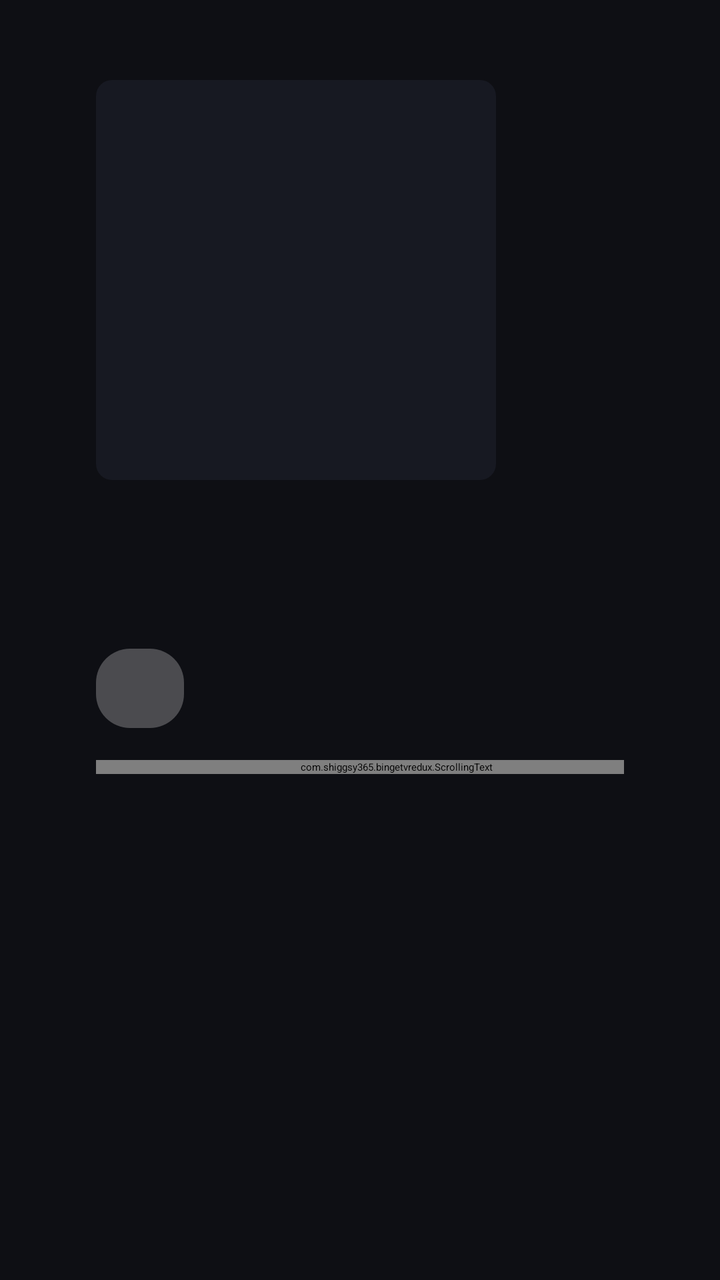
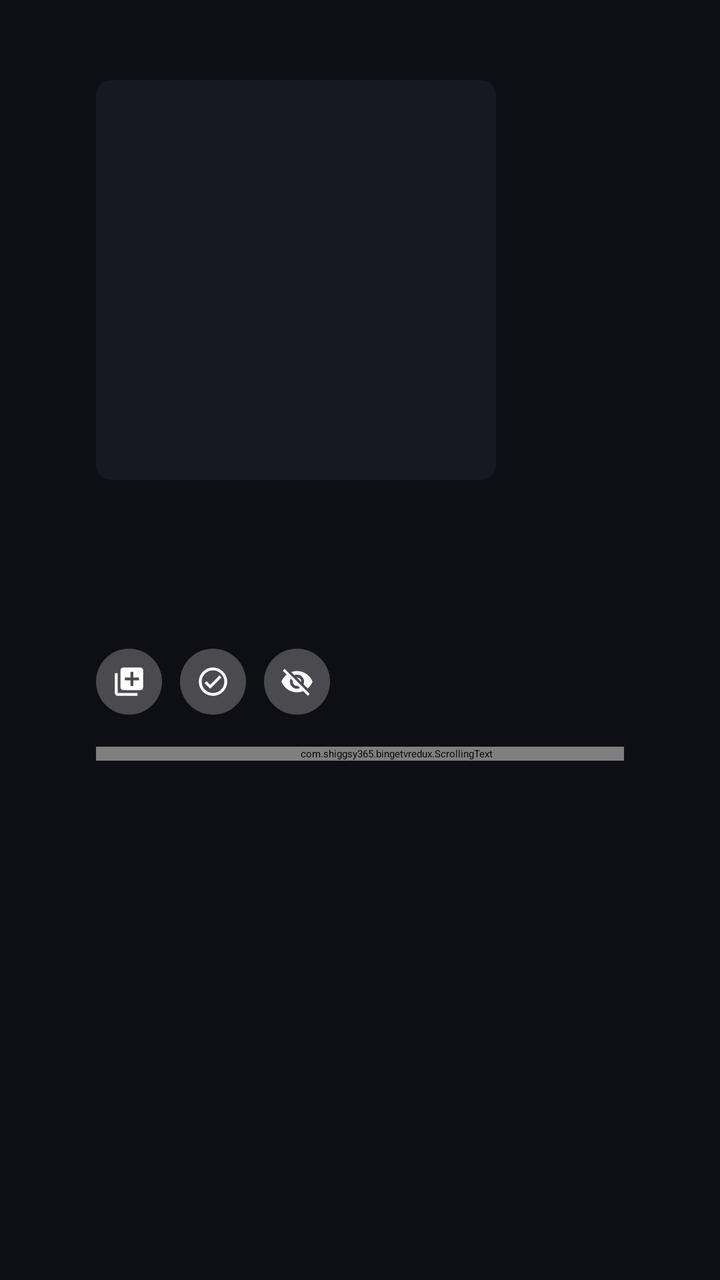

Compare the two renders of this Android layout. The source of the first and the diff that turns it into the second are given below.
<!-- AndroidManifest.xml: application theme Theme.Leanback -->
<!-- res/layout/podcast_activity.xml -->
<?xml version="1.0" encoding="utf-8"?>
<FrameLayout xmlns:android="http://schemas.android.com/apk/res/android"
    android:layout_width="match_parent"
    android:layout_height="match_parent"
    android:background="@color/guide_background">

    <ImageView
        android:id="@+id/backdrop"
        android:layout_width="match_parent"
        android:layout_height="match_parent"
        android:alpha="0.25"
        android:importantForAccessibility="no"
        android:scaleType="centerCrop" />

    <LinearLayout
        android:layout_width="match_parent"
        android:layout_height="match_parent"
        android:orientation="horizontal"
        android:paddingStart="@dimen/screen_margin"
        android:paddingTop="40dp"
        android:paddingEnd="@dimen/screen_margin">

        <LinearLayout
            android:layout_width="300dp"
            android:layout_height="match_parent"
            android:orientation="vertical">

            <ImageView
                android:id="@+id/artwork"
                android:layout_width="200dp"
                android:layout_height="200dp"
                android:background="@drawable/card_placeholder"
                android:importantForAccessibility="no"
                android:scaleType="centerCrop" />

            <TextView
                android:id="@+id/title"
                android:layout_width="match_parent"
                android:layout_height="wrap_content"
                android:layout_marginTop="16dp"
                android:ellipsize="end"
                android:fontFamily="sans-serif-medium"
                android:maxLines="2"
                android:textColor="#FFFFFFFF"
                android:textSize="22sp" />

            <TextView
                android:id="@+id/author"
                android:layout_width="match_parent"
                android:layout_height="wrap_content"
                android:layout_marginTop="4dp"
                android:ellipsize="end"
                android:maxLines="1"
                android:textColor="@color/guide_muted"
                android:textSize="14sp" />

            <TextView
                android:id="@+id/subscribe"
                style="@style/ActionButton"
                android:layout_width="wrap_content"
                android:layout_height="wrap_content"
                android:layout_marginTop="16dp"
                android:background="@drawable/info_pill"
                android:focusable="true"
                android:textColor="#FFFFFFFF" />

            <com.shiggsy365.bingetvredux.ScrollingText
                android:id="@+id/notes"
                android:layout_width="match_parent"
                android:layout_height="wrap_content"
                android:layout_marginTop="16dp"
                android:ellipsize="end"
                android:lineSpacingExtra="1dp"
                android:maxLines="8"
                android:textColor="@color/guide_text"
                android:textSize="13sp" />
        </LinearLayout>

        <LinearLayout
            android:layout_width="0dp"
            android:layout_height="match_parent"
            android:layout_marginStart="40dp"
            android:layout_weight="1"
            android:orientation="vertical">

            <TextView
                android:id="@+id/status"
                android:layout_width="wrap_content"
                android:layout_height="wrap_content"
                android:text="Loading…"
                android:textColor="@color/guide_muted"
                android:textSize="14sp" />

            <androidx.leanback.widget.VerticalGridView
                android:id="@+id/episodes"
                android:layout_width="match_parent"
                android:layout_height="match_parent"
                android:layout_marginTop="8dp"
                android:clipToPadding="false"
                android:paddingBottom="40dp" />
        </LinearLayout>
    </LinearLayout>
</FrameLayout>
<!-- resources referenced by this layout -->
<resources>
  <color name="guide_background">#FF0E0F14</color>
  <color name="guide_muted">#FF8D90A0</color>
  <color name="guide_text">#FFECEDF3</color>
  <dimen name="screen_margin">48dp</dimen>
  <!-- drawable card_placeholder (drawable) -->
  <?xml version="1.0" encoding="utf-8"?>
  <shape xmlns:android="http://schemas.android.com/apk/res/android" android:shape="rectangle">
      <corners android:radius="8dp" />
      <solid android:color="@color/guide_panel" />
  </shape>
  <!-- drawable info_pill (drawable) -->
  <?xml version="1.0" encoding="utf-8"?>
  <selector xmlns:android="http://schemas.android.com/apk/res/android">
      <item android:state_focused="true">
          <shape android:shape="rectangle">
              <corners android:radius="17dp" />
              <solid android:color="@color/guide_accent" />
          </shape>
      </item>
      <item>
          <shape android:shape="rectangle">
              <corners android:radius="17dp" />
              <solid android:color="#40FFFFFF" />
          </shape>
      </item>
  </selector>
  <style name="ActionButton" parent="OsdButton">
          <item name="android:paddingStart">22dp</item>
          <item name="android:paddingEnd">22dp</item>
          <item name="android:paddingTop">9dp</item>
          <item name="android:paddingBottom">9dp</item>
          <item name="android:layout_marginEnd">12dp</item>
          <item name="android:textSize">16sp</item>
      </style>
  <color name="guide_panel">#FF171922</color>
  <color name="guide_accent">#FFE31E2D</color>
  <style name="OsdButton" parent="">
          <item name="android:layout_width">wrap_content</item>
          <item name="android:layout_height">wrap_content</item>
          <item name="android:layout_marginEnd">8dp</item>
          <item name="android:background">@drawable/guide_chip</item>
          <item name="android:focusable">true</item>
          <item name="android:paddingStart">14dp</item>
          <item name="android:paddingEnd">14dp</item>
          <item name="android:paddingTop">5dp</item>
          <item name="android:paddingBottom">5dp</item>
          <item name="android:textColor">@color/guide_chip_text</item>
          <item name="android:textSize">13sp</item>
          <item name="android:fontFamily">sans-serif-medium</item>
      </style>
  <!-- drawable guide_chip (drawable) -->
  <?xml version="1.0" encoding="utf-8"?>
  <selector xmlns:android="http://schemas.android.com/apk/res/android">
      <item android:state_focused="true">
          <shape android:shape="rectangle">
              <corners android:radius="14dp" />
              <solid android:color="@color/guide_focus" />
          </shape>
      </item>
      <item android:state_selected="true">
          <shape android:shape="rectangle">
              <corners android:radius="14dp" />
              <solid android:color="#26FFFFFF" />
          </shape>
      </item>
      <item>
          <shape android:shape="rectangle">
              <corners android:radius="14dp" />
              <stroke android:width="1dp" android:color="#33FFFFFF" />
          </shape>
      </item>
  </selector>
  <color name="guide_focus">#FFE31E2D</color>
</resources>

<!-- the commit's change to res/layout/podcast_activity.xml (unified diff, before → after) -->
@@ -54,15 +54,44 @@
                 android:textColor="@color/guide_muted"
                 android:textSize="14sp" />
 
-            <TextView
-                android:id="@+id/subscribe"
-                style="@style/ActionButton"
-                android:layout_width="wrap_content"
-                android:layout_height="wrap_content"
+            
+            <LinearLayout
+                android:layout_width="match_parent"
+                android:layout_height="33dp"
                 android:layout_marginTop="16dp"
-                android:background="@drawable/info_pill"
-                android:focusable="true"
-                android:textColor="#FFFFFFFF" />
+                android:gravity="center_vertical"
+                android:orientation="horizontal">
+
+                <ImageView
+                    android:id="@+id/subscribe"
+                    style="@style/InfoRoundButton"
+                    android:layout_marginStart="0dp"
+                    android:contentDescription="Subscribe"
+                    android:src="@drawable/ic_subscribe" />
+
+                <ImageView
+                    android:id="@+id/listened"
+                    style="@style/InfoRoundButton"
+                    android:contentDescription="Mark all listened"
+                    android:src="@drawable/ic_watched" />
+
+                <ImageView
+                    android:id="@+id/hide_played"
+                    style="@style/InfoRoundButton"
+                    android:contentDescription="Hide played"
+                    android:src="@drawable/ic_hide" />
+
+                <TextView
+                    android:id="@+id/hint"
+                    android:layout_width="0dp"
+                    android:layout_height="wrap_content"
+                    android:layout_marginStart="14dp"
+                    android:layout_weight="1"
+                    android:ellipsize="end"
+                    android:singleLine="true"
+                    android:textColor="#FFB4B4B4"
+                    android:textSize="14sp" />
+            </LinearLayout>
 
             <com.shiggsy365.bingetvredux.ScrollingText
                 android:id="@+id/notes"
<!-- resource entries referenced after the edit -->
@@ -10,68 +10,63 @@
       <corners android:radius="8dp" />
       <solid android:color="@color/guide_panel" />
   </shape>
-  <!-- drawable info_pill (drawable) -->
+  <!-- drawable ic_hide (drawable) -->
+  <?xml version="1.0" encoding="utf-8"?>
+  <vector xmlns:android="http://schemas.android.com/apk/res/android"
+      android:width="24dp"
+      android:height="24dp"
+      android:viewportWidth="24"
+      android:viewportHeight="24">
+      <path
+          android:fillColor="#FFFFFFFF"
+          android:pathData="M12,7c2.76,0 5,2.24 5,5 0,0.65 -0.13,1.26 -0.36,1.83l2.92,2.92c1.51,-1.26 2.7,-2.89 3.43,-4.75 -1.73,-4.39 -6,-7.5 -11,-7.5 -1.4,0 -2.74,0.25 -3.98,0.7l2.16,2.16C10.74,7.13 11.35,7 12,7zM2,4.27l2.28,2.28 0.46,0.46C3.08,8.3 1.78,10.02 1,12c1.73,4.39 6,7.5 11,7.5 1.55,0 3.03,-0.3 4.38,-0.84l0.42,0.42L19.73,22 21,20.73 3.27,3 2,4.27zM7.53,9.8l1.55,1.55c-0.05,0.21 -0.08,0.43 -0.08,0.65 0,1.66 1.34,3 3,3 0.22,0 0.44,-0.03 0.65,-0.08l1.55,1.55c-0.67,0.33 -1.41,0.53 -2.2,0.53 -2.76,0 -5,-2.24 -5,-5 0,-0.79 0.2,-1.53 0.53,-2.2zM11.84,9.02l3.15,3.15 0.02,-0.16c0,-1.66 -1.34,-3 -3,-3l-0.17,0.01z" />
+  </vector>
+  <!-- drawable ic_subscribe (drawable) -->
+  <?xml version="1.0" encoding="utf-8"?>
+  <vector xmlns:android="http://schemas.android.com/apk/res/android"
+      android:width="24dp"
+      android:height="24dp"
+      android:viewportWidth="24"
+      android:viewportHeight="24">
+      <path
+          android:fillColor="#FFFFFFFF"
+          android:pathData="M4,6H2v14c0,1.1 0.9,2 2,2h14v-2H4V6zM20,2H8c-1.1,0 -2,0.9 -2,2v12c0,1.1 0.9,2 2,2h12c1.1,0 2,-0.9 2,-2V4c0,-1.1 -0.9,-2 -2,-2zM19,11h-4v4h-2v-4H9V9h4V5h2v4h4v2z" />
+  </vector>
+  <!-- drawable ic_watched (drawable) -->
+  <?xml version="1.0" encoding="utf-8"?>
+  <vector xmlns:android="http://schemas.android.com/apk/res/android"
+      android:width="24dp"
+      android:height="24dp"
+      android:viewportWidth="24"
+      android:viewportHeight="24">
+      <path
+          android:fillColor="#FFFFFFFF"
+          android:pathData="M12,2C6.48,2 2,6.48 2,12s4.48,10 10,10 10,-4.48 10,-10S17.52,2 12,2zM12,20c-4.41,0 -8,-3.59 -8,-8s3.59,-8 8,-8 8,3.59 8,8 -3.59,8 -8,8zM16.59,7.58L10,14.17l-2.59,-2.58L6,13l4,4 8,-8z" />
+  </vector>
+  <style name="InfoRoundButton" parent="">
+          <item name="android:layout_width">33dp</item>
+          <item name="android:layout_height">33dp</item>
+          <item name="android:layout_marginStart">9dp</item>
+          <item name="android:background">@drawable/info_round</item>
+          <item name="android:focusable">true</item>
+          <item name="android:padding">8dp</item>
+          <item name="android:scaleType">fitCenter</item>
+      </style>
+  <color name="guide_panel">#FF171922</color>
+  <!-- drawable info_round (drawable) -->
   <?xml version="1.0" encoding="utf-8"?>
   <selector xmlns:android="http://schemas.android.com/apk/res/android">
       <item android:state_focused="true">
-          <shape android:shape="rectangle">
-              <corners android:radius="17dp" />
+          <shape android:shape="oval">
               <solid android:color="@color/guide_accent" />
           </shape>
       </item>
       <item>
-          <shape android:shape="rectangle">
-              <corners android:radius="17dp" />
+          <shape android:shape="oval">
               <solid android:color="#40FFFFFF" />
           </shape>
       </item>
   </selector>
-  <style name="ActionButton" parent="OsdButton">
-          <item name="android:paddingStart">22dp</item>
-          <item name="android:paddingEnd">22dp</item>
-          <item name="android:paddingTop">9dp</item>
-          <item name="android:paddingBottom">9dp</item>
-          <item name="android:layout_marginEnd">12dp</item>
-          <item name="android:textSize">16sp</item>
-      </style>
-  <color name="guide_panel">#FF171922</color>
   <color name="guide_accent">#FFE31E2D</color>
-  <style name="OsdButton" parent="">
-          <item name="android:layout_width">wrap_content</item>
-          <item name="android:layout_height">wrap_content</item>
-          <item name="android:layout_marginEnd">8dp</item>
-          <item name="android:background">@drawable/guide_chip</item>
-          <item name="android:focusable">true</item>
-          <item name="android:paddingStart">14dp</item>
-          <item name="android:paddingEnd">14dp</item>
-          <item name="android:paddingTop">5dp</item>
-          <item name="android:paddingBottom">5dp</item>
-          <item name="android:textColor">@color/guide_chip_text</item>
-          <item name="android:textSize">13sp</item>
-          <item name="android:fontFamily">sans-serif-medium</item>
-      </style>
-  <!-- drawable guide_chip (drawable) -->
-  <?xml version="1.0" encoding="utf-8"?>
-  <selector xmlns:android="http://schemas.android.com/apk/res/android">
-      <item android:state_focused="true">
-          <shape android:shape="rectangle">
-              <corners android:radius="14dp" />
-              <solid android:color="@color/guide_focus" />
-          </shape>
-      </item>
-      <item android:state_selected="true">
-          <shape android:shape="rectangle">
-              <corners android:radius="14dp" />
-              <solid android:color="#26FFFFFF" />
-          </shape>
-      </item>
-      <item>
-          <shape android:shape="rectangle">
-              <corners android:radius="14dp" />
-              <stroke android:width="1dp" android:color="#33FFFFFF" />
-          </shape>
-      </item>
-  </selector>
-  <color name="guide_focus">#FFE31E2D</color>
 </resources>
 
